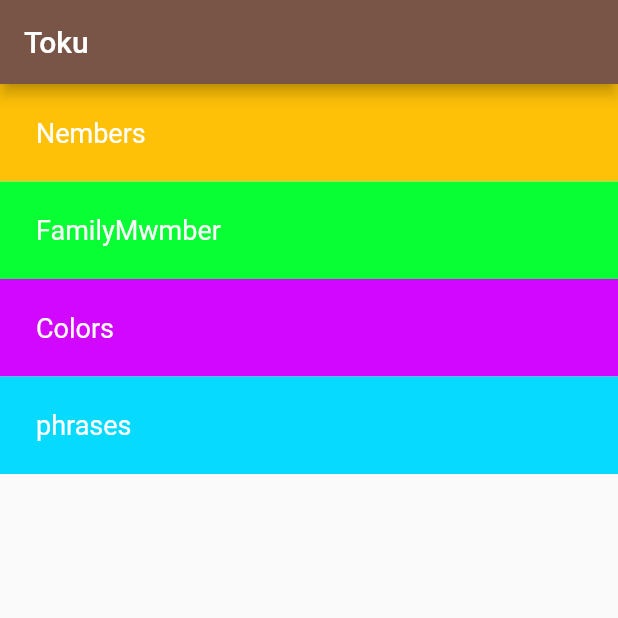
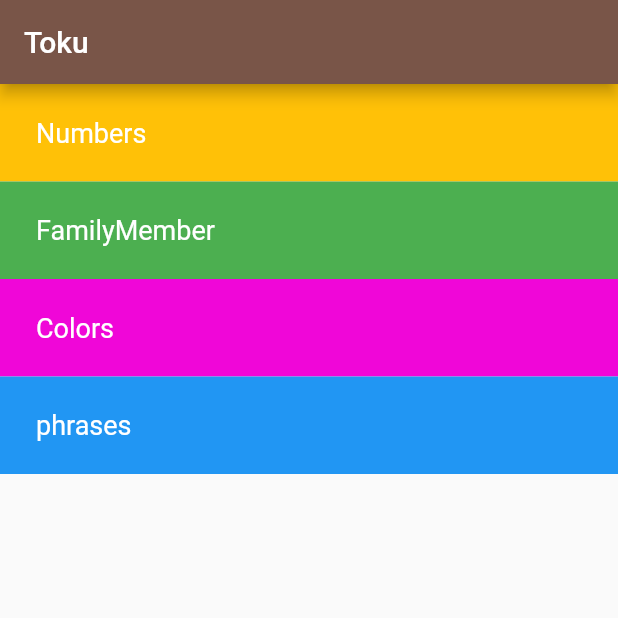
Before and after one commit to MOoRoshdy/FLUTTER_PROJECTS_APP, a Flutter app: the screen it shows after launch, on a phone screen of 412 x 824 dp, the top half of it. Run offline on Flutter 3.47's test engine with Material 2 defaults, Android fonts, the phone set to English and light mode, and no system bars.

Commit message:
use the new widget and give the constractor new value

```diff
--- a/language_learn_app/lib/screens/home_page.dart
+++ b/language_learn_app/lib/screens/home_page.dart
@@ -12,49 +12,22 @@ class HomePage extends StatelessWidget {
       ),
       body: Column(
         children: [
-          category(),
-          Container(
-            padding: EdgeInsets.only(left: 24),
-            alignment: Alignment.centerLeft,
-            width: double.infinity,
-            height: 65,
-            color: const Color.fromARGB(255, 7, 255, 52),
-            child: Text(
-              'FamilyMwmber',
-              style: TextStyle(
-                color: Colors.white,
-                fontSize: 18,
-              ),
-            ),
+          category(
+            text: 'Numbers',
+            color: Colors.amber,
           ),
-          Container(
-            padding: EdgeInsets.only(left: 24),
-            alignment: Alignment.centerLeft,
-            width: double.infinity,
-            height: 65,
-            color: const Color.fromARGB(255, 210, 7, 255),
-            child: Text(
-              'Colors',
-              style: TextStyle(
-                color: Colors.white,
-                fontSize: 18,
-              ),
-            ),
+          category(
+            text: 'FamilyMember',
+            color: Colors.green,
           ),
-          Container(
-            padding: EdgeInsets.only(left: 24),
-            alignment: Alignment.centerLeft,
-            width: double.infinity,
-            height: 65,
-            color: const Color.fromARGB(255, 7, 218, 255),
-            child: Text(
-              'phrases',
-              style: TextStyle(
-                color: Colors.white,
-                fontSize: 18,
-              ),
-            ),
-          )
+          category(
+            text: 'Colors',
+            color: Color.fromARGB(255, 240, 6, 216),
+          ),
+          category(
+            text: 'phrases',
+            color: Colors.blue,
+          ),
         ],
       ),
     );
@@ -64,7 +37,7 @@ class HomePage extends StatelessWidget {
 class category extends StatelessWidget {
   category({this.text, this.color});
   String? text;
-  String? color;
+  Color? color;
 
   @override
   Widget build(BuildContext context) {
@@ -73,9 +46,9 @@ class category extends StatelessWidget {
       alignment: Alignment.centerLeft,
       width: double.infinity,
       height: 65,
-      color: Colors.amber,
+      color: color,
       child: Text(
-        'Nembers',
+        text!,
         style: TextStyle(
           color: Colors.white,
           fontSize: 18,
```
